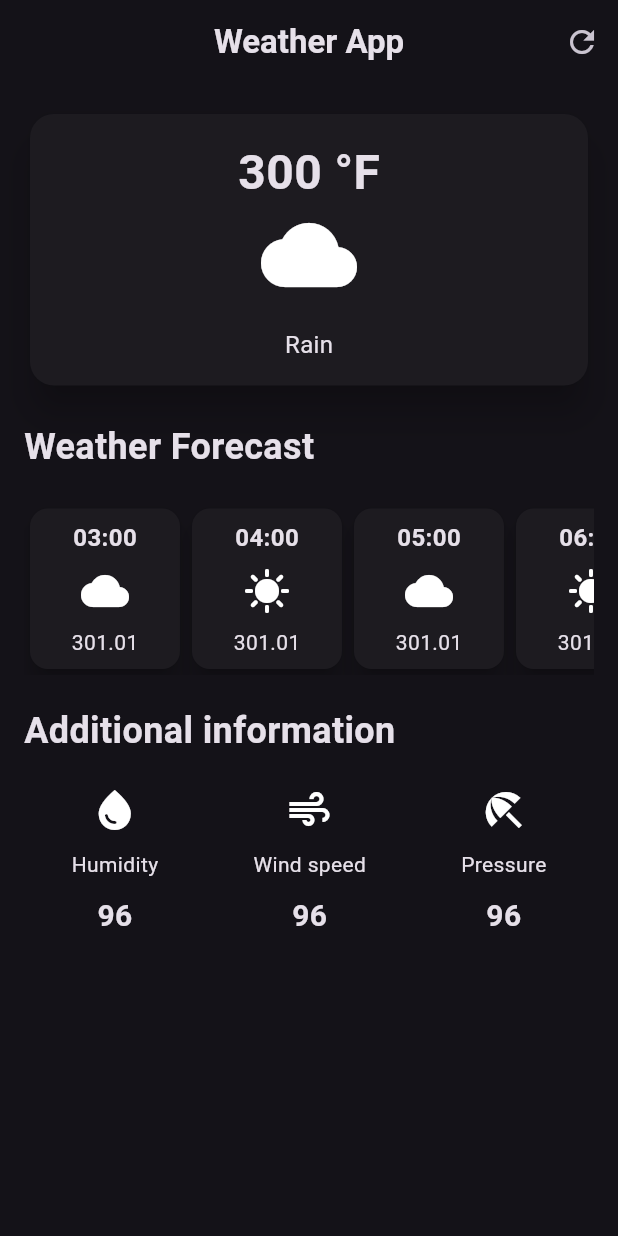
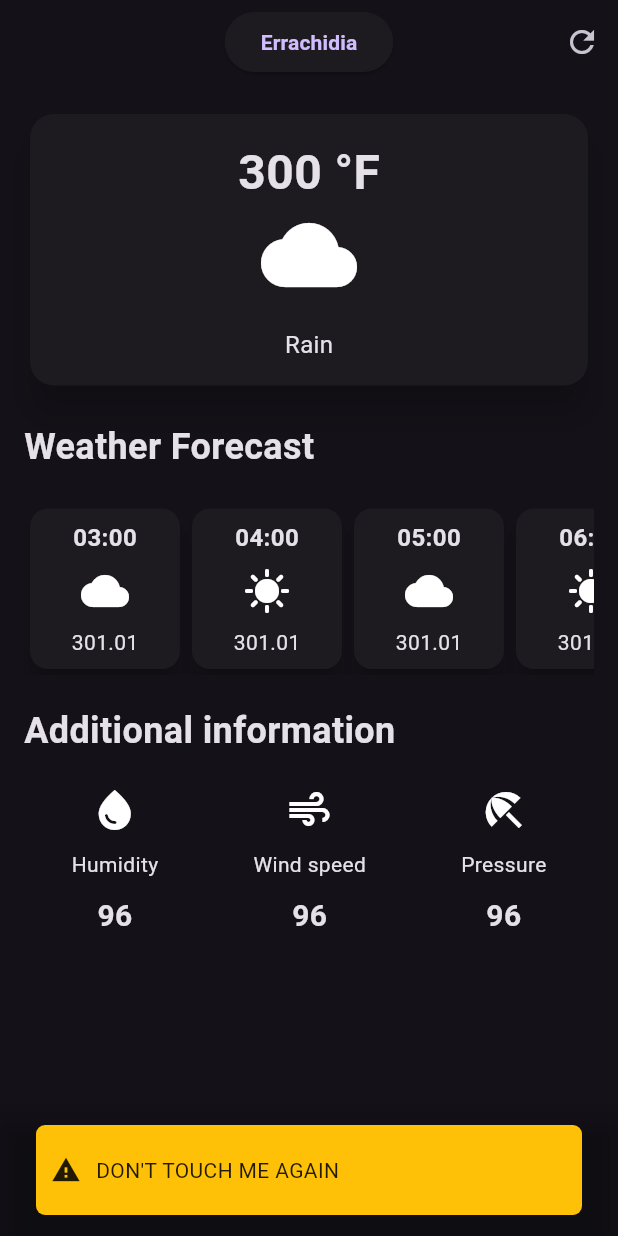
Before and after one commit to Ybouali/weather_app, a Flutter app: the screen it shows after launch, after a tap on the "refresh" icon, on a phone screen of 412 x 824 dp. Run offline on Flutter 3.47's test engine with Material 2 defaults, Android fonts, the phone set to English and light mode, and no system bars; network calls fail.

Commit message:
working on showing error if the http call has a error

```diff
--- /dev/null
+++ b/lib/secret.dart
@@ -0,0 +1 @@
+const openWeatherApiKey = '73c3d739db892293cbf8915ef7599736';
--- a/lib/weather_screen.dart
+++ b/lib/weather_screen.dart
@@ -1,28 +1,146 @@
+import 'dart:convert';
 import 'package:flutter/material.dart';
+import 'package:weather_app/secret.dart';
 import 'package:weather_app/widget/additinal_info_item.dart';
 import 'package:weather_app/widget/hourly_forcast_item.dart';
 import 'package:http/http.dart' as http;
+import 'package:weather_app/widget/message.dart';
 
-class WeatherScreen extends StatelessWidget {
+class WeatherScreen extends StatefulWidget {
   const WeatherScreen({super.key});
 
-  Future getCurrentWeather() async {}
+  @override
+  State<WeatherScreen> createState() => _WeatherScreenState();
+}
+
+class DataWeather {}
+
+class _WeatherScreenState extends State<WeatherScreen> {
+  late TextEditingController _controller;
+  late String _city;
+  late String _oldCityName;
+  final InfoAppMessages messages = InfoAppMessages();
+  late bool isError = false;
+  late String messageError = "";
+
+  @override
+  void initState() {
+    super.initState();
+    _controller = TextEditingController();
+    _city = 'Errachidia';
+    getCurrentWeather();
+  }
+
+  @override
+  void dispose() {
+    super.dispose();
+    _controller.dispose();
+  }
+
+  Future getCurrentWeather() async {
+    final res = await http.get(
+      Uri.parse(
+        'https://api.openweathermap.org/data/2.5/forecast?q=$_city&APPID=$openWeatherApiKey',
+      ),
+    );
+
+    final data = jsonDecode(res.body);
+
+    if (data['cod'] != '200') {
+      isError = true;
+      messageError = data['message'];
+    }
+  }
+
+  Future<String?> openDialog() => showDialog<String>(
+        context: context,
+        builder: (context) => AlertDialog(
+          title: const Text('Enter Ur City'),
+          content: SingleChildScrollView(
+            child: TextField(
+              autofocus: true,
+              decoration: const InputDecoration(hintText: 'name of the city'),
+              controller: _controller,
+            ),
+          ),
+          actions: [
+            ElevatedButton(
+              onPressed: submit,
+              child: const Text('Submit'),
+            )
+          ],
+        ),
+      );
+
+  void submit() {
+    Navigator.of(context).pop(_controller.text);
+  }
+
+  void onPressedButtonChangeCity() async {
+    // show the popup menu to set the name of the city
+    final cityName = await openDialog();
+
+    if (cityName == null || cityName.isEmpty) {
+      // here i will show a error message popup
+      isError = true;
+      messageError = 'Next Time Enter Something HHHHHHHHHHHHHHHHHH';
+      return;
+    }
+
+    _oldCityName = _city;
+
+    _city = cityName;
+
+    getCurrentWeather();
+  }
 
   @override
   Widget build(BuildContext context) {
+    // if (isError) {
+    //   _city = _oldCityName;
+    //   ScaffoldMessenger.of(context).showSnackBar(
+    //     SnackBar(
+    //       content: messages.showMessage(
+    //         InfoAppMessageType.warn,
+    //         "DON'T TOUCH ME AGAIN",
+    //       ),
+    //       backgroundColor: Colors.transparent,
+    //     ),
+    //   );
+    //   isError = false;
+    //   messageError = "";
+    //   setState(() {});
+    // }
+
     return Scaffold(
+      resizeToAvoidBottomInset: false,
       appBar: AppBar(
-        title: const Text(
-          "Weather App",
-          style: TextStyle(
-            fontWeight: FontWeight.bold,
+        title: ElevatedButton(
+          onPressed: () {
+            onPressedButtonChangeCity();
+            getCurrentWeather();
+            setState(() {});
+          },
+          child: Text(
+            _city,
+            style: const TextStyle(
+              fontWeight: FontWeight.bold,
+            ),
           ),
         ),
         centerTitle: true,
         actions: [
           IconButton(
             onPressed: () {
-              print('hello');
+              ScaffoldMessenger.of(context).showSnackBar(
+                SnackBar(
+                  content: messages.showMessage(
+                    InfoAppMessageType.warn,
+                    "DON'T TOUCH ME AGAIN",
+                  ),
+                  backgroundColor: Colors.transparent,
+                ),
+              );
             },
             icon: const Icon(Icons.refresh),
           ),
--- a/lib/widget/hourly_forcast_item.dart
+++ b/lib/widget/hourly_forcast_item.dart
@@ -7,9 +7,9 @@ class HourlyForCastItem extends StatelessWidget {
 
   const HourlyForCastItem({
     super.key,
-    this.time,
-    this.temperature,
-    this.icon,
+    required this.time,
+    required this.temperature,
+    required this.icon,
   });
 
   @override
--- /dev/null
+++ b/lib/widget/message.dart
@@ -0,0 +1,85 @@
+import 'package:flutter/material.dart';
+
+enum InfoAppMessageType {
+  info,
+  error,
+  warn,
+}
+
+class DataDesign {
+  final Color textColor;
+  final Color backgroundColor;
+  final IconData icon;
+  DataDesign({
+    this.textColor = Colors.black87,
+    this.backgroundColor = Colors.amber,
+    this.icon = Icons.warning,
+  });
+
+  DataDesign.info()
+      : textColor = Colors.black87,
+        backgroundColor = Colors.blue,
+        icon = Icons.info;
+
+  DataDesign.error()
+      : textColor = Colors.black87,
+        backgroundColor = Colors.red,
+        icon = Icons.error;
+}
+
+class InfoAppMessages {
+  static final InfoAppMessages _instance = InfoAppMessages._internal();
+
+  factory InfoAppMessages() {
+    return _instance;
+  }
+
+  InfoAppMessages._internal();
+
+  showMessage(
+    InfoAppMessageType type,
+    String message,
+  ) {
+    DataDesign disagn = DataDesign();
+
+    switch (type) {
+      case InfoAppMessageType.warn:
+        break;
+      case InfoAppMessageType.info:
+        disagn = DataDesign.info();
+        break;
+      case InfoAppMessageType.error:
+        disagn = DataDesign.error();
+        break;
+    }
+
+    return Container(
+      decoration: BoxDecoration(
+        color: disagn.backgroundColor,
+        borderRadius: BorderRadius.circular(6),
+      ),
+      child: Padding(
+        padding: const EdgeInsets.all(10.0),
+        child: Row(
+          mainAxisAlignment: MainAxisAlignment.start,
+          children: [
+            Icon(
+              disagn.icon,
+              size: 20,
+              color: disagn.textColor,
+            ),
+            Padding(
+              padding: const EdgeInsets.all(10.0),
+              child: Text(
+                message,
+                style: TextStyle(
+                  color: disagn.textColor,
+                ),
+              ),
+            ),
+          ],
+        ),
+      ),
+    );
+  }
+}
```
Also changed, not shown: pubspec.lock.
